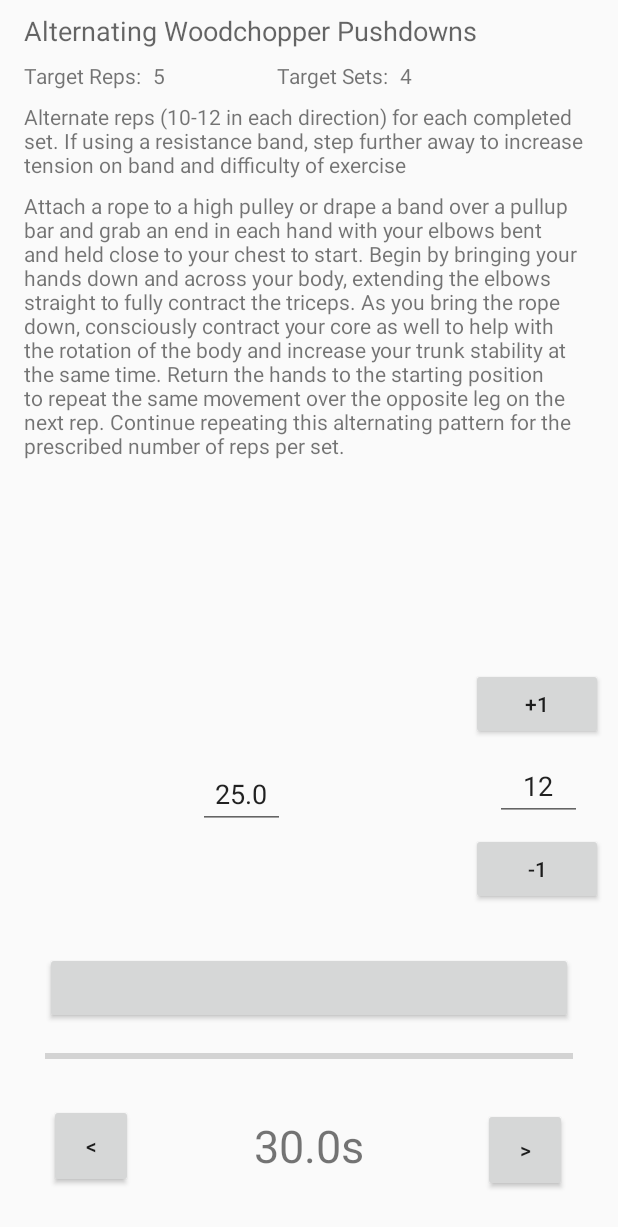
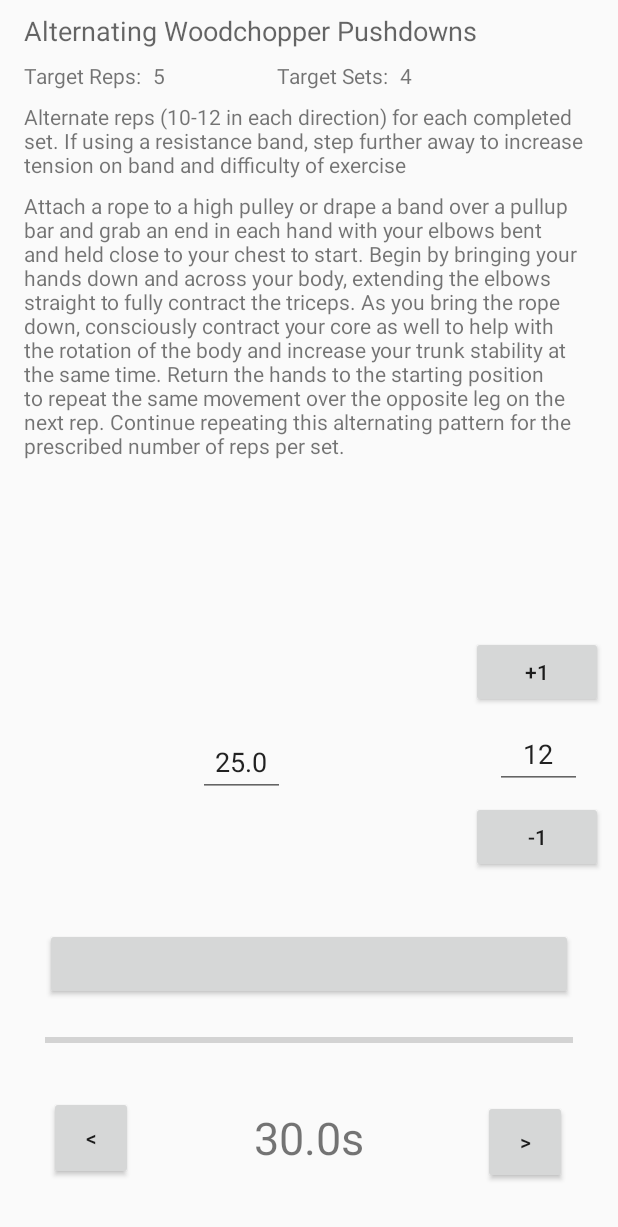
Before and after one commit to jeubank12/refitted, an Android app: the layout activity_exercise_detail_view.xml on its own in the app's theme, with its tools: preview values and no code run, on a phone screen of 412 x 824 dp. Shown: the top 1227 px of the screen. Run offline under Robolectric (Android 15) with nearby library versions, the phone set to English and light mode, and no system bars.

Commit message:
adjust the constraints to prevent overlap on smaller devices
close #38

```diff
--- a/app/src/main/res/layout/activity_exercise_detail_view.xml
+++ b/app/src/main/res/layout/activity_exercise_detail_view.xml
@@ -124,7 +124,6 @@
             android:layout_marginStart="16dp"
             android:layout_marginTop="12dp"
             android:onClick="handleWeightClick"
-            app:layout_constraintBottom_toTopOf="@+id/completeSetButton"
             app:layout_constraintEnd_toStartOf="@+id/weightDisplayView"
             app:layout_constraintHorizontal_bias="0.5"
             app:layout_constraintStart_toStartOf="parent"
@@ -212,6 +211,7 @@
         <androidx.core.widget.NestedScrollView
             android:layout_width="match_parent"
             android:layout_height="0dp"
+            android:layout_marginBottom="8dp"
             android:fillViewport="true"
             app:layout_constraintBottom_toTopOf="@+id/guideline"
             app:layout_constraintEnd_toEndOf="parent"
```
